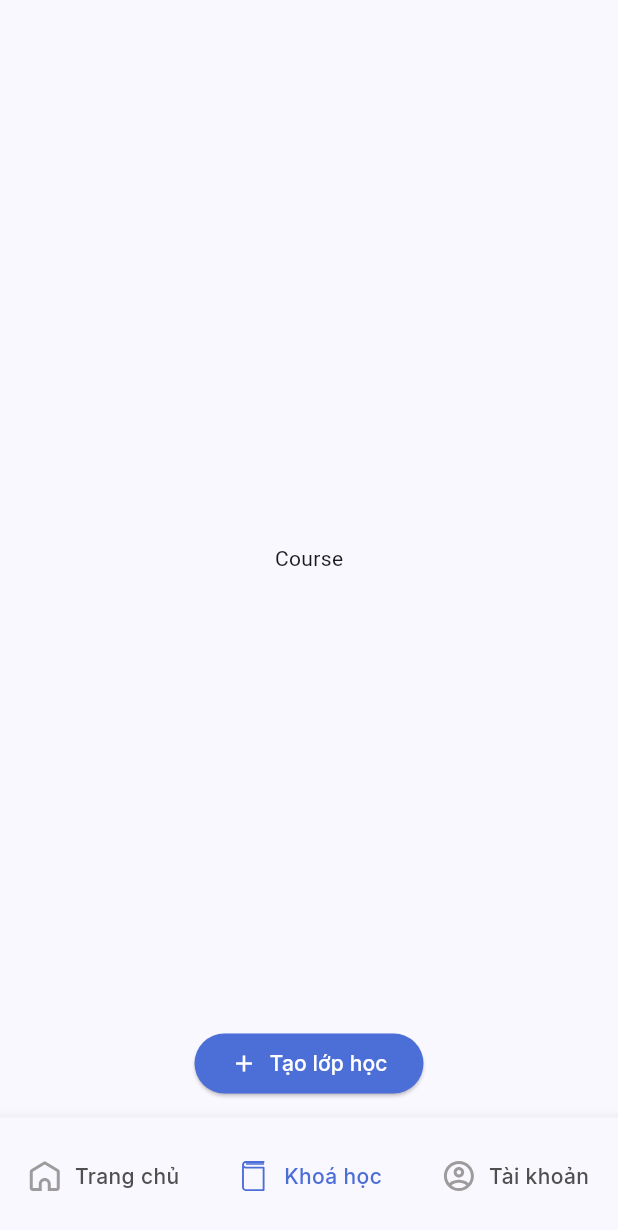
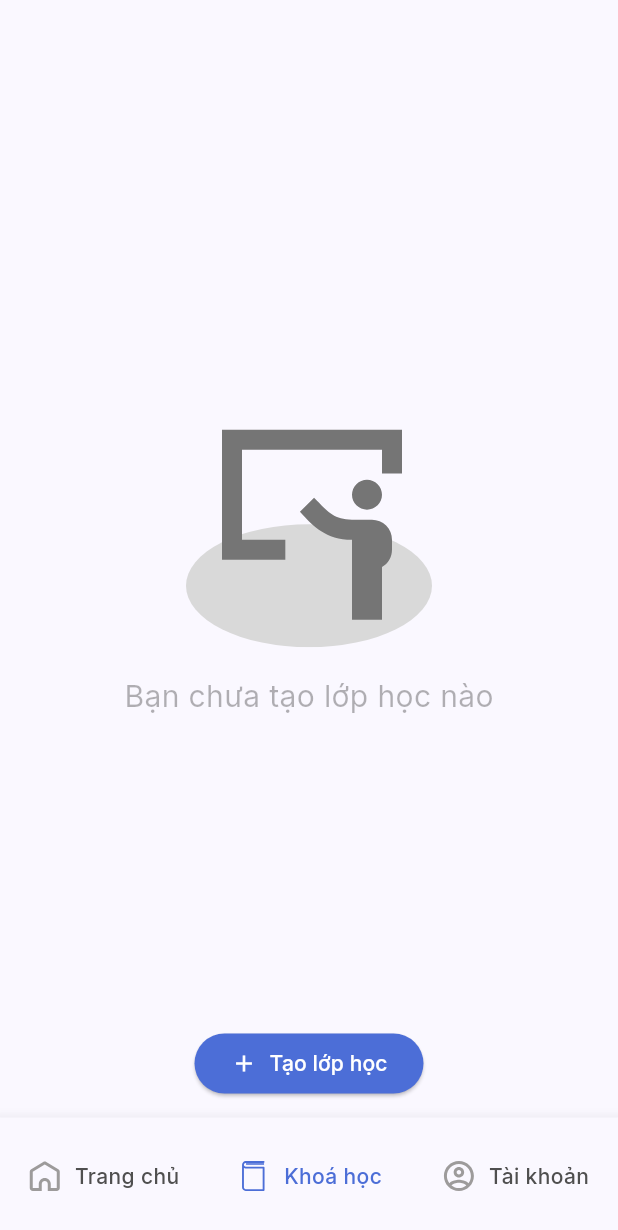
Before and after one commit to liguang612/edu_world, a Flutter app: the Home screen opened by its route, item 2 of the bottom bar chosen, on a phone screen of 412 x 824 dp. Shown: the top 1230 px of the screen. Run offline on Flutter 3.47's test engine with Material 3 defaults, Android fonts, the light colour scheme and no system bars; our stand-ins replace cloud_firestore, equatable, firebase_auth, firebase_core, flutter_bloc, flutter_svg and 4 more; accounts and stored records are empty; network calls fail.

Commit message:
Create-course: UI (1)

```diff
--- a/lib/config/routes.dart
+++ b/lib/config/routes.dart
@@ -38,7 +38,7 @@ class AppRoute {
 
       // Course
       case AppRoute.createCourse:
-        return MaterialPageRoute(builder: (context) => const CreateCourse(), settings: settings);
+        return MaterialPageRoute(builder: (context) => CreateCourse(), settings: settings);
 
       // Home
       case AppRoute.home:
--- a/lib/data/constants.dart
+++ b/lib/data/constants.dart
@@ -1,5 +1,6 @@
 class CollectionKeys {
   static const String districtCollection = 'district';
+  static const String subjectCollection = 'subject';
   static const String userCollection = 'user';
   static const String vietnamCollection = 'vietnam';
 }
--- a/lib/data/resources/colors.dart
+++ b/lib/data/resources/colors.dart
@@ -9,6 +9,10 @@ class AppColor {
   static const Color gray02 = Color(0xFF9D9B9B);
   static const Color gray03 = Color(0xFF4F4F4F);
   static const Color gray04 = Color(0xFF989898);
+  static const Color gray05 = Color(0xFF808080);
+  static const Color gray06 = Color(0xFF9F9F9F);
+  static const Color gray07 = Color(0xFFBDBDBD);
+  static const Color gray08 = Color(0xFFE0E0E0);
 
   static const Color purple01 = Color(0xFF4C6ED7);
   static const Color purple02 = Color(0xFF8DA6F4);
--- a/lib/data/resources/resources.dart
+++ b/lib/data/resources/resources.dart
@@ -4,15 +4,18 @@ class Assets {
   static const String icAccount = '$iconPrefix/account.svg';
   static const String icBirth = '$iconPrefix/birthday.svg';
   static const String icCourse = '$iconPrefix/course.svg';
+  static const String icEmail = '$iconPrefix/email.svg';
+  static const String icEmptyCourse = '$iconPrefix/empty_course.svg';
   static const String icGoogle = '$iconPrefix/google.svg';
   static const String icHome = '$iconPrefix/home.svg';
+  static const String icImage = '$iconPrefix/image.svg';
   static const String icLogo = '$iconPrefix/logo.svg';
-  static const String icEmail = '$iconPrefix/email.svg';
   static const String icOnboarding1 = '$iconPrefix/onboarding1.svg';
   static const String icOnboarding2 = '$iconPrefix/onboarding2.svg';
   static const String icOnboarding3 = '$iconPrefix/onboarding3.svg';
   static const String icPhone = '$iconPrefix/phone.svg';
   static const String icProfile = '$iconPrefix/profile.svg';
+  static const String icRect36 = '$iconPrefix/rectangle_36.svg';
 
   // images
   static const String imagePrefix = 'assets/images';
--- a/lib/data/resources/theme.dart
+++ b/lib/data/resources/theme.dart
@@ -32,6 +32,13 @@ class AppTextTheme {
   );
 
   // Regular
+  static const interRegular10 = TextStyle(
+    color: AppColor.black,
+    fontFamily: 'Inter',
+    fontSize: 10,
+    fontVariations: [FontVariation.weight(400)],
+  );
+
   static const interRegular12 = TextStyle(
     color: AppColor.black,
     fontFamily: 'Inter',
--- a/lib/shared/widgets/dropdown.dart
+++ b/lib/shared/widgets/dropdown.dart
@@ -6,8 +6,9 @@ class Dropdown<T> extends StatefulWidget {
   final String? hint;
   final TextStyle? hintStyle;
   final List<T> items;
+  final String? label;
+  final TextStyle? labelStyle;
   final Function(T?) onChanged;
-  final String? label;
   final TextStyle? style;
   final T? initialValue;
 
@@ -17,6 +18,7 @@ class Dropdown<T> extends StatefulWidget {
     this.hintStyle,
     required this.items,
     this.label,
+    this.labelStyle,
     required this.onChanged,
     this.style,
     this.initialValue,
@@ -31,7 +33,7 @@ class _DropdownState<T> extends State<Dropdown<T>> {
   Widget build(BuildContext context) {
     return Column(crossAxisAlignment: CrossAxisAlignment.start, children: [
       if (widget.label != null) ...[
-        Text('${widget.label}', style: AppTextTheme.interRegular14),
+        Text('${widget.label}', style: widget.labelStyle ?? AppTextTheme.interRegular14),
         const SizedBox(height: 8)
       ],
       DropdownButtonFormField<T>(
--- a/lib/view/course/course.dart
+++ b/lib/view/course/course.dart
@@ -1,8 +1,10 @@
 import 'package:edu_world/config/routes.dart';
 import 'package:edu_world/data/resources/colors.dart';
+import 'package:edu_world/data/resources/resources.dart';
 import 'package:edu_world/data/resources/theme.dart';
 import 'package:edu_world/shared/utils/ext/build_context_ext.dart';
 import 'package:flutter/material.dart';
+import 'package:flutter_svg/svg.dart';
 
 class Course extends StatelessWidget {
   const Course({super.key});
@@ -11,7 +13,15 @@ class Course extends StatelessWidget {
   Widget build(BuildContext context) {
     return Scaffold(
       body: Stack(children: [
-        const Center(child: Text('Course')),
+        Center(
+            child: Column(mainAxisSize: MainAxisSize.min, children: [
+          SvgPicture.asset(Assets.icEmptyCourse),
+          const SizedBox(height: 18),
+          Text(
+            'Bạn chưa tạo lớp học nào',
+            style: AppTextTheme.interRegular20.copyWith(color: AppColor.black.withOpacity(0.3)),
+          ),
+        ])),
         Positioned(
           bottom: 12,
           child: SizedBox(
```
Also changed, not shown: lib/services/subject_service.dart (added, +12 -0 lines), lib/shared/widgets/custom_text_field.dart (added, +33 -0 lines), lib/view/course/create_course.dart (+91 -2 lines), assets/icons/empty_course.svg (added), assets/icons/image.svg (added), assets/icons/rectangle_36.svg (added).
